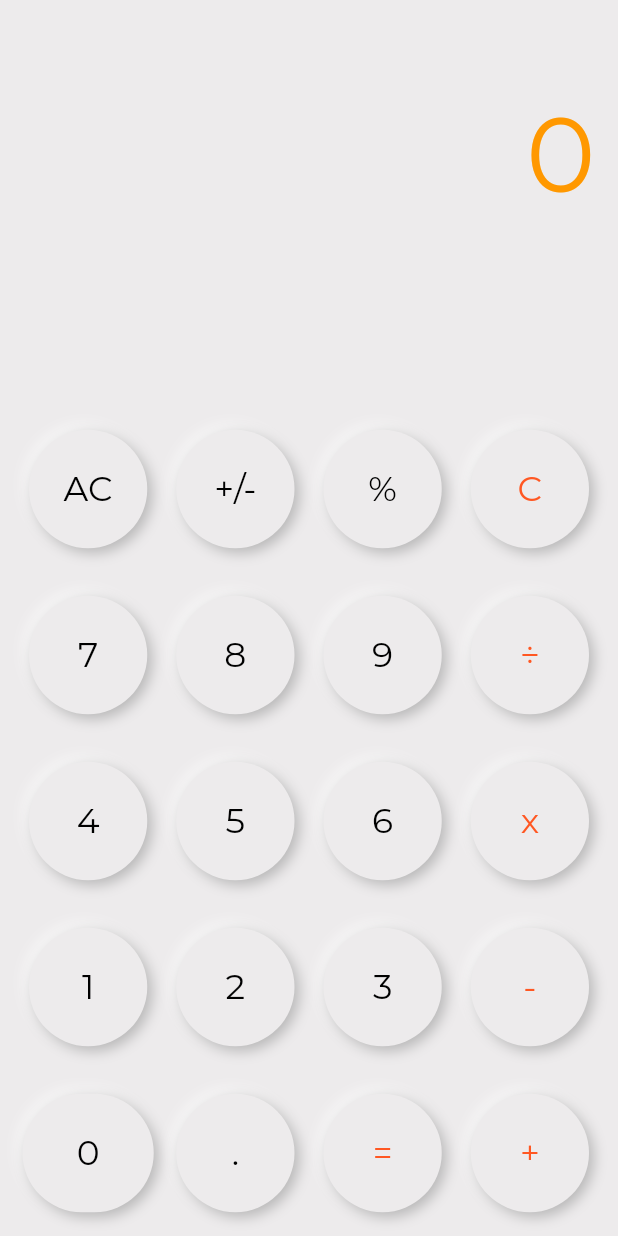
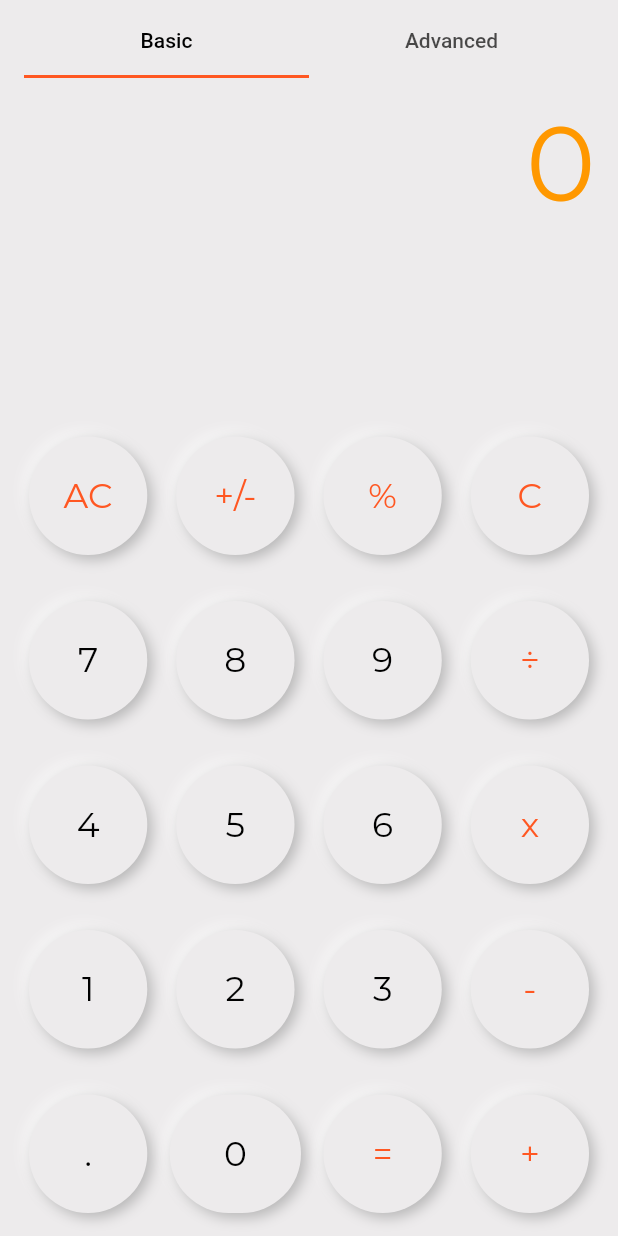
Before and after one commit to SnoopyCodeX/Flutter-Calculator-App, a Flutter app: the screen it shows after launch, on a phone screen of 412 x 824 dp. Run offline on Flutter 3.47's test engine with Material 2 defaults, Android fonts, the light colour scheme and no system bars; drawn by our look-alikes of auto_size_text, flutter_neumorphic.

Commit message:
Implemented tabs

```diff
--- a/lib/calculator_page.dart
+++ b/lib/calculator_page.dart
@@ -1,5 +1,4 @@
 import 'package:auto_size_text/auto_size_text.dart';
-import 'package:flutter/rendering.dart';
 import 'package:flutter_neumorphic/flutter_neumorphic.dart';
 import 'package:test_app/calculator_brain.dart';
 import 'package:test_app/constants.dart';
@@ -22,16 +21,43 @@ class CalculatorPageState extends StatefulWidget {
   _CalculatorPageState createState() => _CalculatorPageState();
 }
 
-class _CalculatorPageState extends State<CalculatorPageState> {
+class _CalculatorPageState extends State<CalculatorPageState> with SingleTickerProviderStateMixin {
   CalculatorBrain brain = CalculatorBrain();
+  late TabController tabController;
+  List<String> tabs = ['Basic', 'Advanced'];
   List<String> result = ['0', ''];
+
+  @override
+  void initState() {
+    super.initState();
+
+    tabController = TabController(length: tabs.length, vsync: this);
+  }
 
   @override
   Widget build(BuildContext context) {
     return Scaffold(
       backgroundColor: Color(0xFFEDEBEC),
-      body: Padding(
-        padding: const EdgeInsets.only(top: 60, left: 15, right: 15),
+      appBar: AppBar(
+        elevation: 0,
+        backgroundColor: Colors.transparent,
+        title: TabBar(
+          indicatorColor: kOrangeColorText,
+          labelColor: kBlackColorText,
+          controller: tabController,
+          tabs: <Widget>[
+            Tab(text: tabs[0]),
+            Tab(text: tabs[1]),
+          ],
+        ),
+      ),
+      body: _basicModePage(),
+    );
+  }
+
+  Padding _basicModePage() {
+    return Padding(
+      padding: const EdgeInsets.only(top: 10, left: 15, right: 15),
       child: Column(
         crossAxisAlignment: CrossAxisAlignment.end,
         children: <Widget>[
@@ -64,7 +90,7 @@ class _CalculatorPageState extends State<CalculatorPageState> {
               children: <Widget>[
                 RoundButton(
                   buttonBoxShape: NeumorphicBoxShape.circle(),
-                    colorText: kBlackColorText,
+                  colorText: kOrangeColorText,
                   buttonText: "AC",
                   buttonWidth: 8,
                   onPressed: () {
@@ -75,7 +101,7 @@ class _CalculatorPageState extends State<CalculatorPageState> {
                 ),
                 RoundButton(
                   buttonBoxShape: NeumorphicBoxShape.circle(),
-                    colorText: kBlackColorText,
+                  colorText: kOrangeColorText,
                   buttonText: "+/-",
                   buttonWidth: 8,
                   onPressed: () {
@@ -86,7 +112,7 @@ class _CalculatorPageState extends State<CalculatorPageState> {
                 ),
                 RoundButton(
                   buttonBoxShape: NeumorphicBoxShape.circle(),
-                    colorText: kBlackColorText,
+                  colorText: kOrangeColorText,
                   buttonText: "%",
                   buttonWidth: 8,
                   onPressed: () {
@@ -271,6 +297,17 @@ class _CalculatorPageState extends State<CalculatorPageState> {
               mainAxisAlignment: MainAxisAlignment.spaceBetween,
               children: <Widget>[
                 RoundButton(
+                  buttonBoxShape: NeumorphicBoxShape.circle(),
+                  colorText: kBlackColorText,
+                  buttonText: ".",
+                  buttonWidth: 8,
+                  onPressed: () {
+                    setState(() {
+                      result = brain.buttonPressed(".");
+                    });
+                  },
+                ),
+                RoundButton(
                   buttonBoxShape: NeumorphicBoxShape.roundRect(BorderRadius.circular(40.0)),
                   colorText: kBlackColorText,
                   buttonText: "0",
@@ -278,17 +315,6 @@ class _CalculatorPageState extends State<CalculatorPageState> {
                   onPressed: () {
                     setState(() {
                       result = brain.buttonPressed("0");
-                      });
-                    },
-                  ),
-                  RoundButton(
-                    buttonBoxShape: NeumorphicBoxShape.circle(),
-                    colorText: kBlackColorText,
-                    buttonText: ".",
-                    buttonWidth: 8,
-                    onPressed: () {
-                      setState(() {
-                        result = brain.buttonPressed(".");
                     });
                   },
                 ),
@@ -319,7 +345,6 @@ class _CalculatorPageState extends State<CalculatorPageState> {
           ),
         ],
       ),
-      ),
     );
   }
 }
```
Lines whose indentation alone changed are shown as unchanged.
